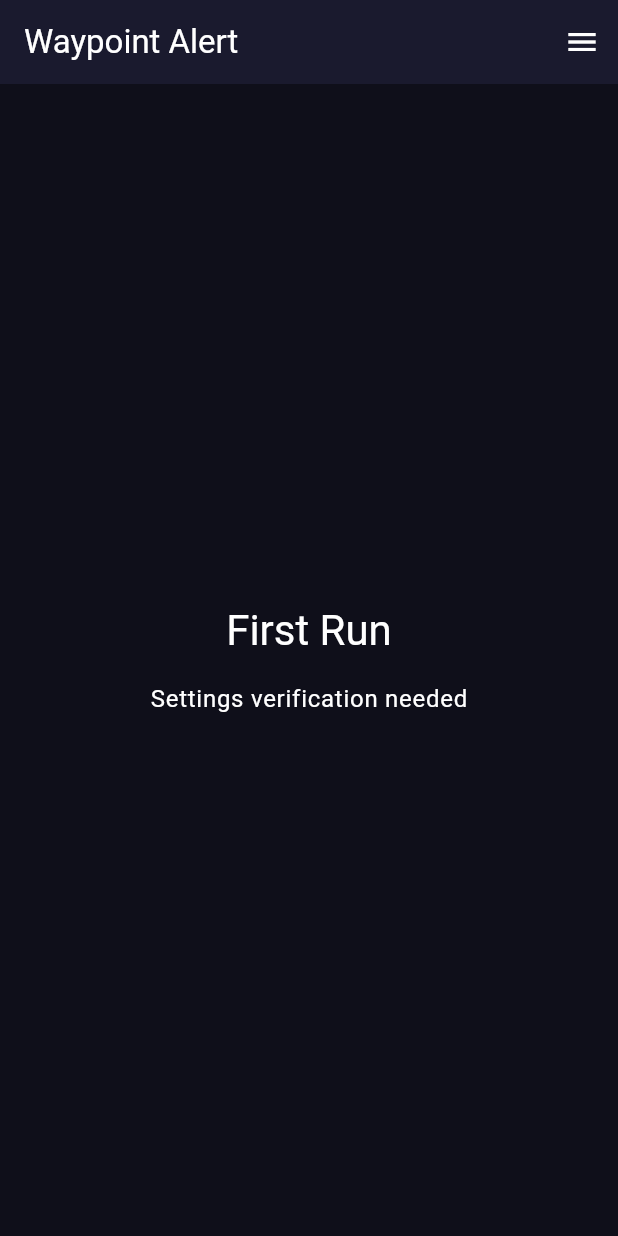
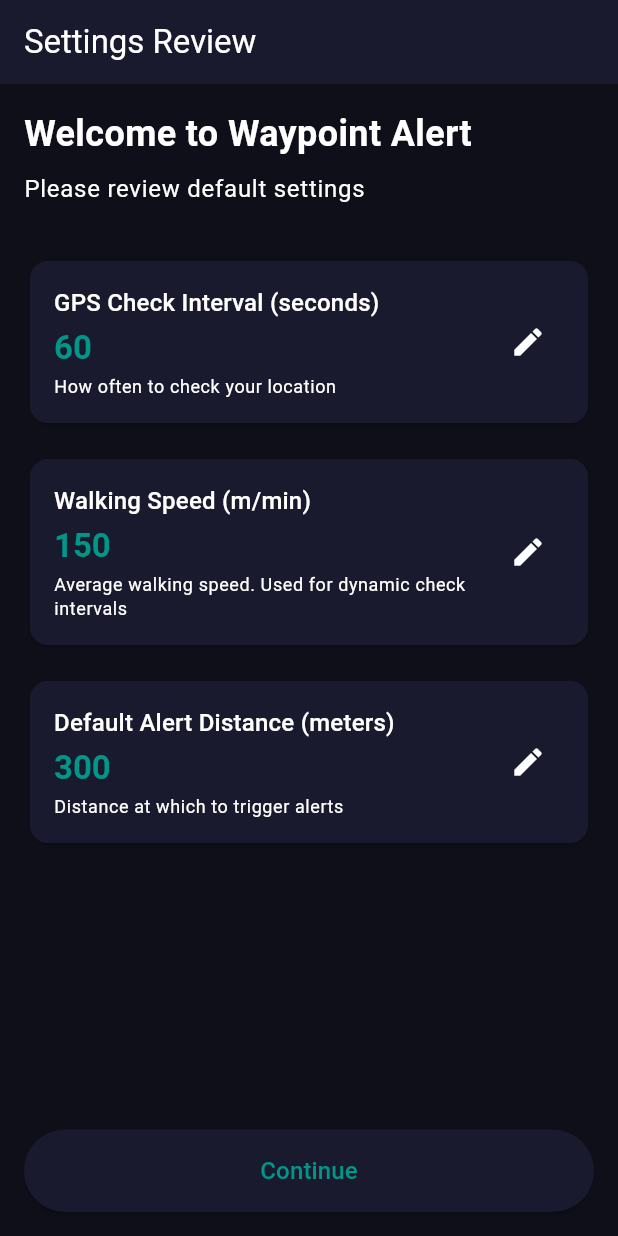
Before and after one commit to pitx3/waypoint-alert-app, a Flutter app: the screen it shows after launch, on a phone screen of 412 x 824 dp. Run offline on Flutter 3.47's test engine with Material 3 defaults, Android fonts, the phone set to English and light mode, and no system bars; our stand-ins replace flutter_riverpod.

Commit message:
First Run Screen Skeleton

```diff
--- a/lib/main.dart
+++ b/lib/main.dart
@@ -1,7 +1,7 @@
 import 'package:flutter/material.dart';
 import 'package:flutter_riverpod/flutter_riverpod.dart';
 
-import 'widgets/homescreen.dart';
+import 'widgets/home_screen.dart';
 
 void main() {
   runApp(
@@ -25,7 +25,6 @@ class WaypointAlertApp extends StatelessWidget {
           primary: Colors.teal,
           secondary: Colors.blue,
           surface: const Color(0xFF1A1A2E),
-          background: const Color(0XFF0F0F1A),
         ),
         scaffoldBackgroundColor: const Color(0xFF0F0F1A),
       ),
--- /dev/null
+++ b/lib/widgets/cards/setting_card.dart
@@ -0,0 +1,58 @@
+import 'package:flutter/material.dart';
+
+class SettingCard extends StatelessWidget {
+  final String title;
+  final String value;
+  final String subtitle;
+  final VoidCallback onEdit;
+
+  const SettingCard({
+    super.key,
+    required this.title,
+    required this.value,
+    required this.subtitle,
+    required this.onEdit,
+  });
+
+  @override
+  Widget build(BuildContext context) {
+    return Card(
+      child: Padding(
+        padding: const EdgeInsets.all(16.0),
+        child: Row(
+          mainAxisAlignment: MainAxisAlignment.spaceBetween,
+          children: [
+            Expanded(
+              child: Column(
+                crossAxisAlignment: CrossAxisAlignment.start,
+                children: [
+                  Text(
+                    title,
+                    style: Theme.of(context).textTheme.titleMedium,
+                  ),
+                  const SizedBox(height: 4),
+                  Text (
+                    value,
+                    style: Theme.of(context).textTheme.titleLarge?.copyWith(
+                      color: Theme.of(context).colorScheme.primary,
+                      fontWeight: FontWeight.bold,
+                    ),
+                  ),
+                  const SizedBox(height: 4),
+                  Text(
+                    subtitle,
+                    style:Theme.of(context).textTheme.bodySmall,
+                  ),
+                ],
+              ),
+            ),
+            IconButton(
+              icon: const Icon(Icons.edit),
+              onPressed: onEdit,
+            )
+          ],
+        ),
+      ),
+    );
+  }
+}
--- /dev/null
+++ b/lib/widgets/first_run_settings_screen.dart
@@ -0,0 +1,105 @@
+import 'package:flutter/material.dart';
+import 'package:waypoint_alert_app/widgets/cards/setting_card.dart';
+
+class FirstRunSettingsScreen extends StatefulWidget {
+  const FirstRunSettingsScreen({super.key});
+
+  @override State<FirstRunSettingsScreen> createState() => _FirstRunSettingScreenState();
+}
+
+class _FirstRunSettingScreenState extends State<FirstRunSettingsScreen> {
+  // Default values
+  // TODO: pull from settings service (later)
+  int _checkIntervalSeconds = 60;
+  int _walkingSpeedMetersPerMinute = 150;
+  int _defaultAlertDistanceMeters = 300;
+
+  @override Widget build(BuildContext context) {
+    return Scaffold(
+      appBar: AppBar(
+        title: const Text('Settings Review'),
+        automaticallyImplyLeading: false,
+      ),
+      body: Padding (
+        padding: const EdgeInsets.all(16.0),
+        child: Column(
+          crossAxisAlignment: CrossAxisAlignment.stretch,
+          children: [
+            const Text(
+              'Welcome to Waypoint Alert',
+              style: TextStyle(
+                fontSize: 24,
+                fontWeight: FontWeight.bold,
+              ),
+            ),
+            const SizedBox(height: 8),
+            Text(
+              'Please review default settings',
+              style: Theme.of(context).textTheme.bodyLarge,
+            ),
+            const SizedBox(height: 32),
+
+            // Check Interval
+            SettingCard (
+              title: 'GPS Check Interval (seconds)',
+              value: '$_checkIntervalSeconds',
+              subtitle: 'How often to check your location',
+              onEdit: () => _editCheckInterval(context),
+            ),
+
+            const SizedBox(height: 16),
+
+            // Walking Speed
+            SettingCard(
+              title: 'Walking Speed (m/min)',
+              value: '$_walkingSpeedMetersPerMinute',
+              subtitle: 'Average walking speed. Used for dynamic check intervals',
+              onEdit: () => _editWalkingSpeed(context)
+            ),
+
+            const SizedBox(height: 16),
+
+            // Alert Distance
+            SettingCard(
+              title: 'Default Alert Distance (meters)',
+              value: '$_defaultAlertDistanceMeters',
+              subtitle: 'Distance at which to trigger alerts',
+              onEdit: () => _editAlertDistance(context),
+            ),
+
+            const Spacer(),
+
+            // Continue Button
+            ElevatedButton(
+              onPressed: ()=> _onContinue(context),
+              style: ElevatedButton.styleFrom(
+                padding: const EdgeInsets.symmetric(vertical: 16),
+              ),
+              child: const Text(
+                'Continue',
+                style: TextStyle(fontSize: 16),
+              ),
+            ),
+
+          ],
+        ),
+      ),
+    );
+  }
+
+  void _editCheckInterval(BuildContext context) {
+    // TODO: Show dialog to edit value
+  }
+
+  void _editWalkingSpeed(BuildContext context) {
+    // TODO: Show dialog to edit value
+  }
+
+  void _editAlertDistance(BuildContext context) {
+    // TODO: Show dialog to edit value
+  }
+
+  void _onContinue(BuildContext context) {
+    // TODO: Show dialog to edit value
+  }
+}
--- a/lib/widgets/homescreen.dart
+++ b/lib/widgets/home_screen.dart
@@ -1,4 +1,5 @@
 import 'package:flutter/material.dart';
+import 'package:waypoint_alert_app/widgets/first_run_settings_screen.dart';
 
 class HomeScreen extends StatefulWidget {
 	const HomeScreen({super.key});
@@ -10,7 +11,15 @@ class _HomeScreenState extends State<HomeScreen> {
 	// TODO: Replace with actual settings check
 	final bool isFirstRun = true;
 
-	@override Widget build(BuildContext context) {
+  @override Widget build(BuildContext context) {
+    if (isFirstRun) {
+      return const FirstRunSettingsScreen();
+    }
+
+    return _buildMainDashboard(context);
+  }
+
+	Widget _buildMainDashboard(BuildContext context) {
 		return Scaffold(
 			appBar: AppBar(
 				title: const Text('Waypoint Alert'),
@@ -29,14 +38,12 @@ class _HomeScreenState extends State<HomeScreen> {
 					mainAxisAlignment: MainAxisAlignment.center,
 					children: [
 						Text(
-							isFirstRun ? 'First Run' : 'Not First Run',
+							'Not First Run',
 							style: Theme.of(context).textTheme.headlineMedium,
 						),
 						const SizedBox(height: 16),
 						Text (
-							isFirstRun
-								? 'Settings verification needed'
-								: 'Waypoints loaded and ready',
+							'Waypoints loaded and ready',
 							style: Theme.of(context).textTheme.bodyLarge,
 						),
 					],
```
Also changed, not shown: 2 other files.
